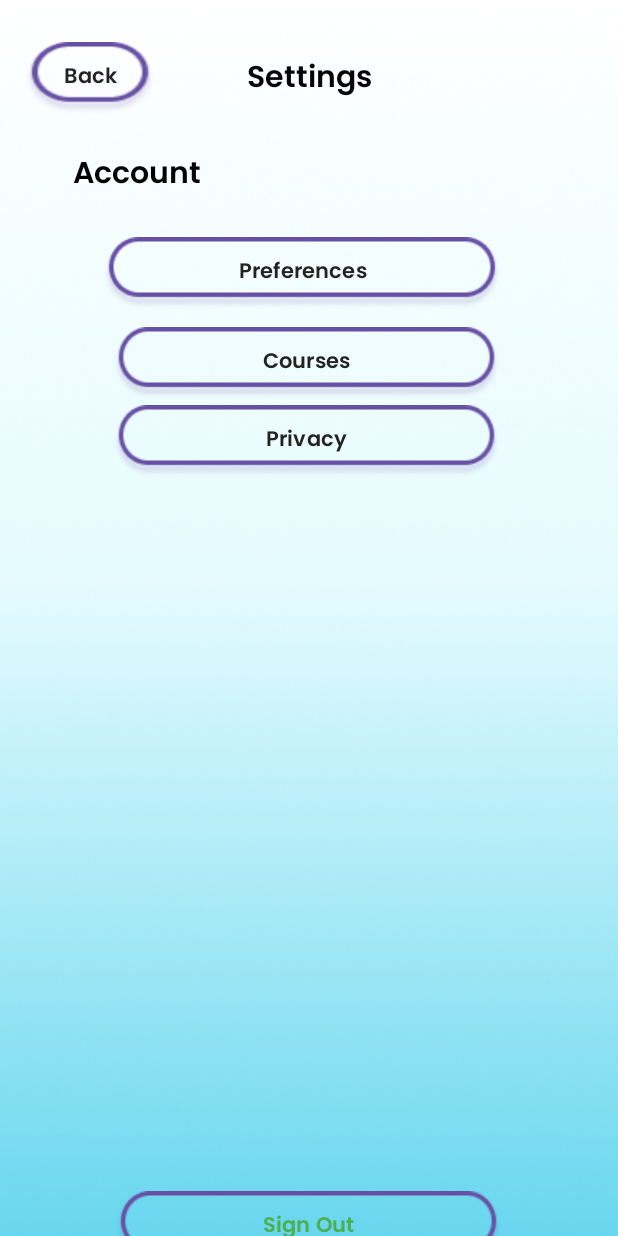
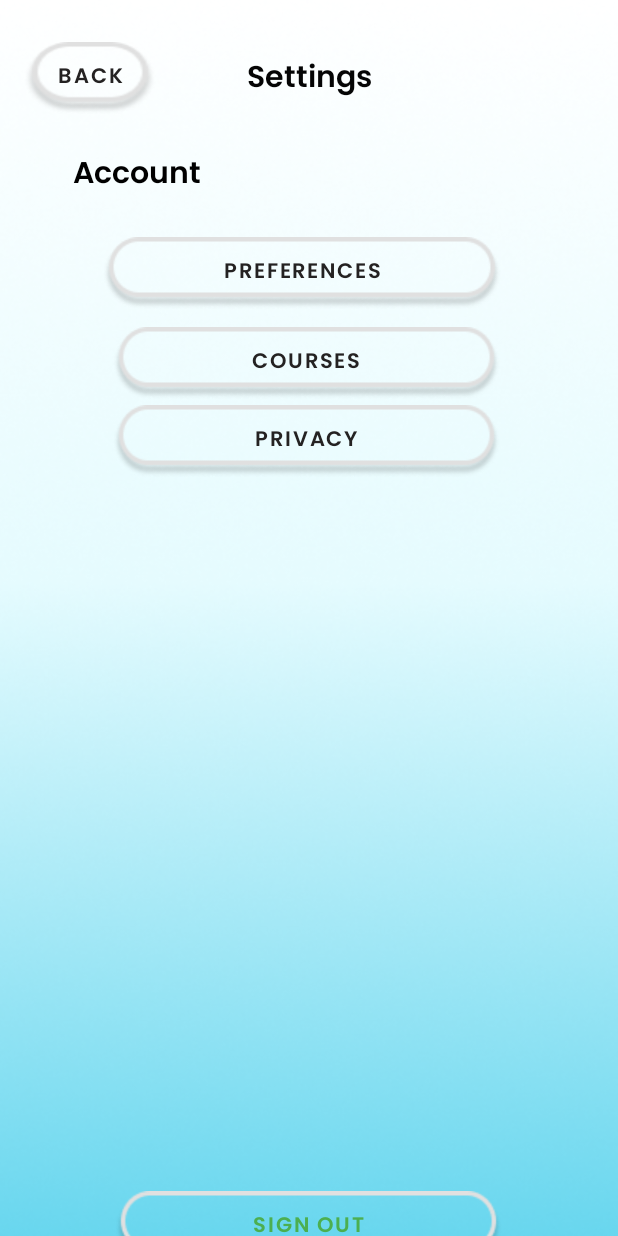
Before and after one commit to Kimberlycheng723/MAD-Linguamates, an Android app: the SettingsActivity screen opened directly, with no data from a screen before it, on a phone screen of 412 x 824 dp. Run offline under Robolectric (Android 15) with nearby library versions, the phone set to English and light mode, and no system bars.

Commit message:
beautified buttons

```diff
--- a/app/src/main/res/layout/activity_preferences.xml
+++ b/app/src/main/res/layout/activity_preferences.xml
@@ -44,6 +44,7 @@
         android:layout_marginTop="44dp"
         android:background="@drawable/short_rect_pp"
         android:text="back"
+        style="@style/CustomUnitButton"
         android:fontFamily="@font/poppins_semibold"
         android:textColor="#242222"
         app:layout_constraintStart_toStartOf="parent"
--- a/app/src/main/res/layout/activity_privacy.xml
+++ b/app/src/main/res/layout/activity_privacy.xml
@@ -67,6 +67,7 @@
         android:layout_marginStart="28dp"
         android:layout_marginTop="40dp"
         android:text="back"
+        style="@style/CustomUnitButton"
         android:textColor="#242222"
         android:fontFamily="@font/poppins_semibold"
         android:background="@drawable/short_rect_pp"
--- a/app/src/main/res/layout/activity_settings.xml
+++ b/app/src/main/res/layout/activity_settings.xml
@@ -42,6 +42,7 @@
         android:layout_marginTop="88dp"
         android:background="@drawable/long_rect_pp"
         android:text="Preferences"
+        style="@style/CustomUnitButton"
         android:fontFamily="@font/poppins_semibold"
         android:textColor="#242222"
         app:layout_constraintEnd_toEndOf="parent"
@@ -57,6 +58,7 @@
         android:background="@drawable/long_rect_pp"
         android:fontFamily="@font/poppins_semibold"
         android:text="Privacy"
+        style="@style/CustomUnitButton"
         android:textColor="#242222"
         app:layout_constraintEnd_toEndOf="parent"
         app:layout_constraintHorizontal_bias="0.49"
@@ -71,6 +73,7 @@
         android:background="@drawable/long_rect_pp"
         android:fontFamily="@font/poppins_semibold"
         android:text="Courses"
+        style="@style/CustomUnitButton"
         android:textColor="#242222"
         app:layout_constraintEnd_toEndOf="parent"
         app:layout_constraintHorizontal_bias="0.49"
@@ -85,6 +88,7 @@
         android:background="@drawable/long_rect_pp"
         android:fontFamily="@font/poppins_semibold"
         android:text="Sign Out"
+        style="@style/CustomUnitButton"
         android:textColor="#4CAF50"
         app:layout_constraintEnd_toEndOf="parent"
         app:layout_constraintHorizontal_bias="0.496"
@@ -99,6 +103,7 @@
         android:layout_marginTop="28dp"
         android:background="@drawable/short_rect_pp"
         android:text="Back"
+        style="@style/CustomUnitButton"
         android:fontFamily="@font/poppins_semibold"
         android:textColor="#242222"
         app:layout_constraintStart_toStartOf="parent"
```
